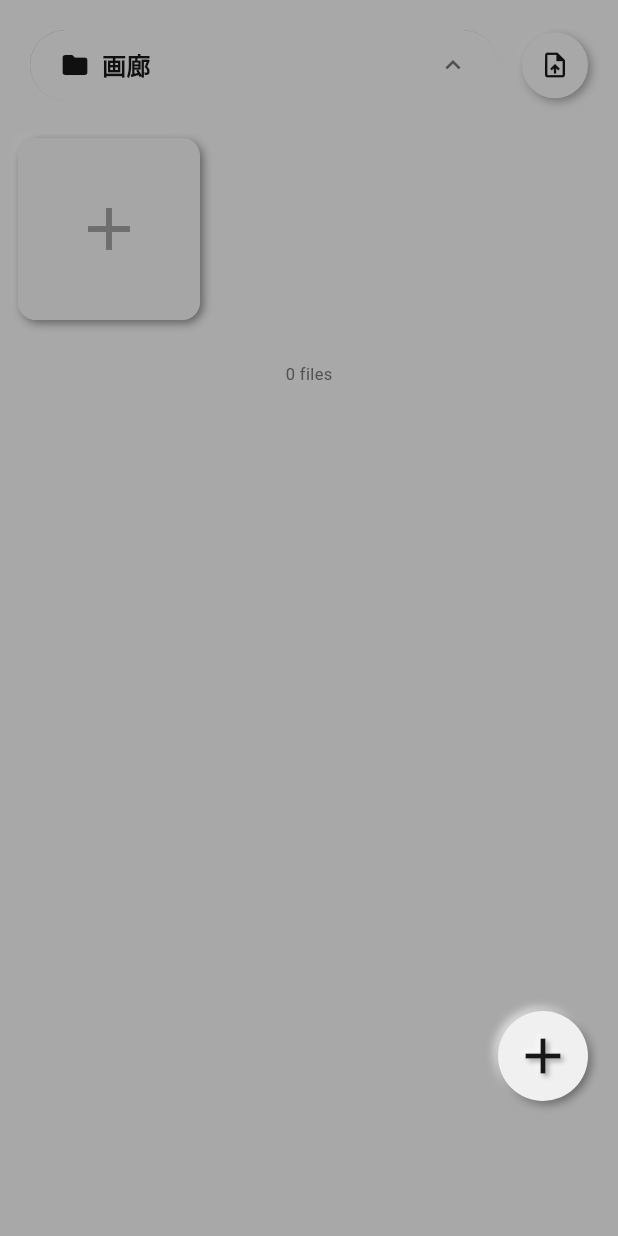
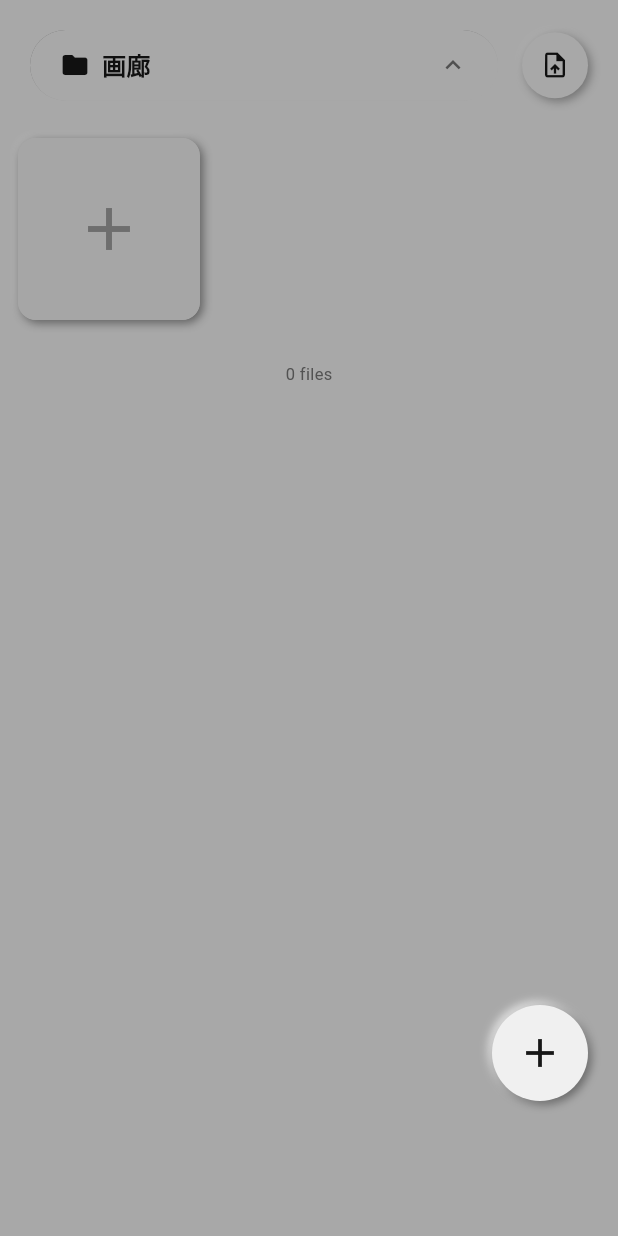
Before and after one commit to bwan3150/ReSourcer, a Flutter app: the GalleryScreen screen opened directly, after a tap on the "add" icon, after a tap on "画廊", on a phone screen of 412 x 824 dp. Run offline on Flutter 3.47's test engine with Material 3 defaults, Android fonts, the phone set to English and light mode, and no system bars; our stand-ins replace dio, easy_localization, file_picker, flutter_neumorphic_plus, image_picker, package_info_plus and 1 more; missing offline and left inert: media_kit, media_kit_video, mobile_scanner, wechat_assets_picker; accounts and stored records are empty.

Commit message:
Fix: gallery float button loading and normal style consistent issue

```diff
--- a/app/flutter/lib/screens/gallery/gallery_screen.dart
+++ b/app/flutter/lib/screens/gallery/gallery_screen.dart
@@ -143,23 +143,21 @@ class _GalleryScreenState extends State<GalleryScreen> {
                     depth: 4,
                     intensity: 0.8,
                   ),
-                  padding: const EdgeInsets.all(10),
-                  child: _uploading
-                      ? SizedBox(
-                          width: 28,
-                          height: 28,
-                          child: CircularProgressIndicator(
+                  padding: const EdgeInsets.all(16),
+                  child: SizedBox(
+                    width: 32,
+                    height: 32,
+                    child: _uploading
+                        ? CircularProgressIndicator(
                             valueColor: AlwaysStoppedAnimation<Color>(ThemeColors.text(context)),
                             strokeWidth: 3,
-                          ),
-                        )
-                      : NeumorphicIcon(
-                          Icons.add,
-                          size: 40,
-                          style: NeumorphicStyle(
+                          )
+                        : Icon(
+                            Icons.add,
+                            size: 32,
                             color: ThemeColors.text(context),
                           ),
-                        ),
+                  ),
                 ),
               ),
             ],
```
